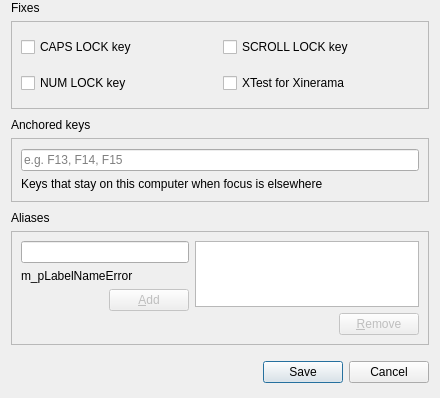
Above: src/gui/src/ScreenSettingsDialogBase.ui from stefanverleysen/synergy before the change; both pictures show x 0 to 440 and y 341 to 739 of the 440 by 739 pixel window. Below: the same form after it.
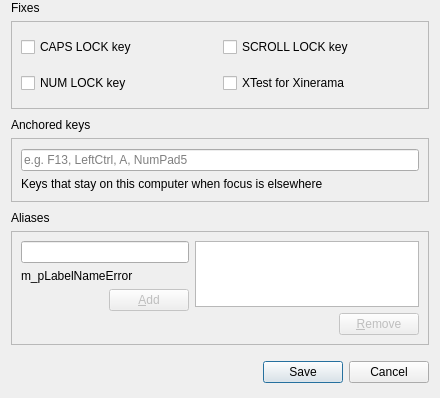
That is the form after the change.

The edit to the form file:
```diff
--- a/src/gui/src/ScreenSettingsDialogBase.ui
+++ b/src/gui/src/ScreenSettingsDialogBase.ui
@@ -742,7 +742,7 @@
       <item>
        <widget class="QLineEdit" name="m_pLineEditAnchoredKeys">
         <property name="placeholderText">
-         <string>e.g. F13, F14, F15</string>
+         <string>e.g. F13, LeftCtrl, A, NumPad5</string>
         </property>
        </widget>
       </item>
```
